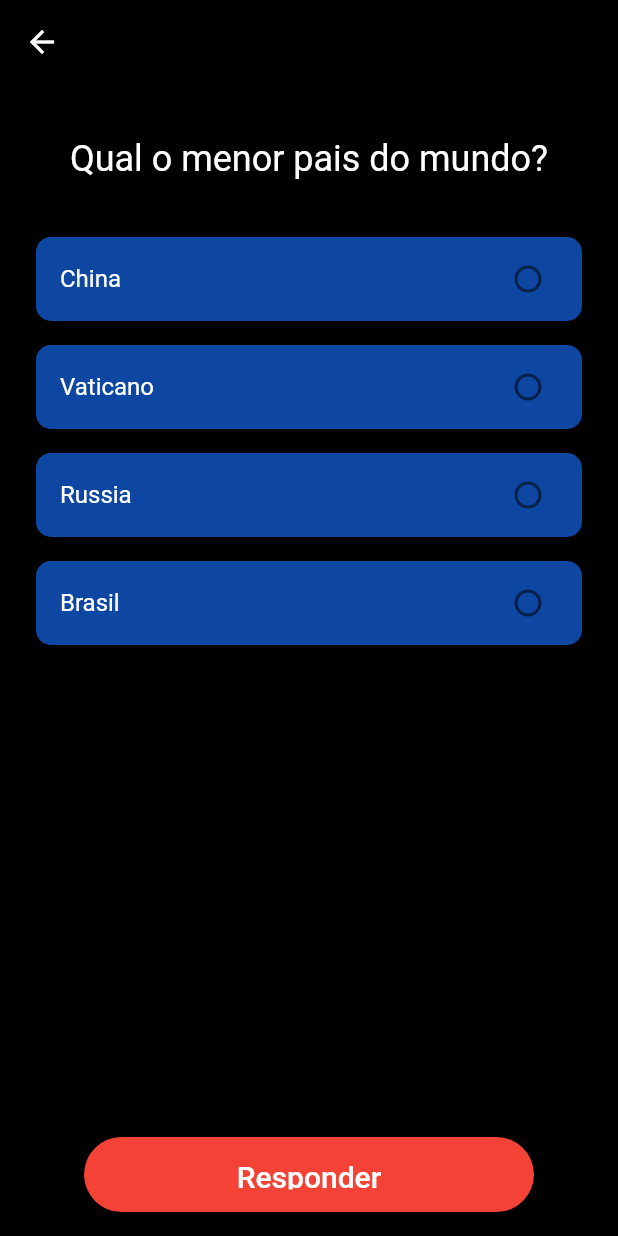
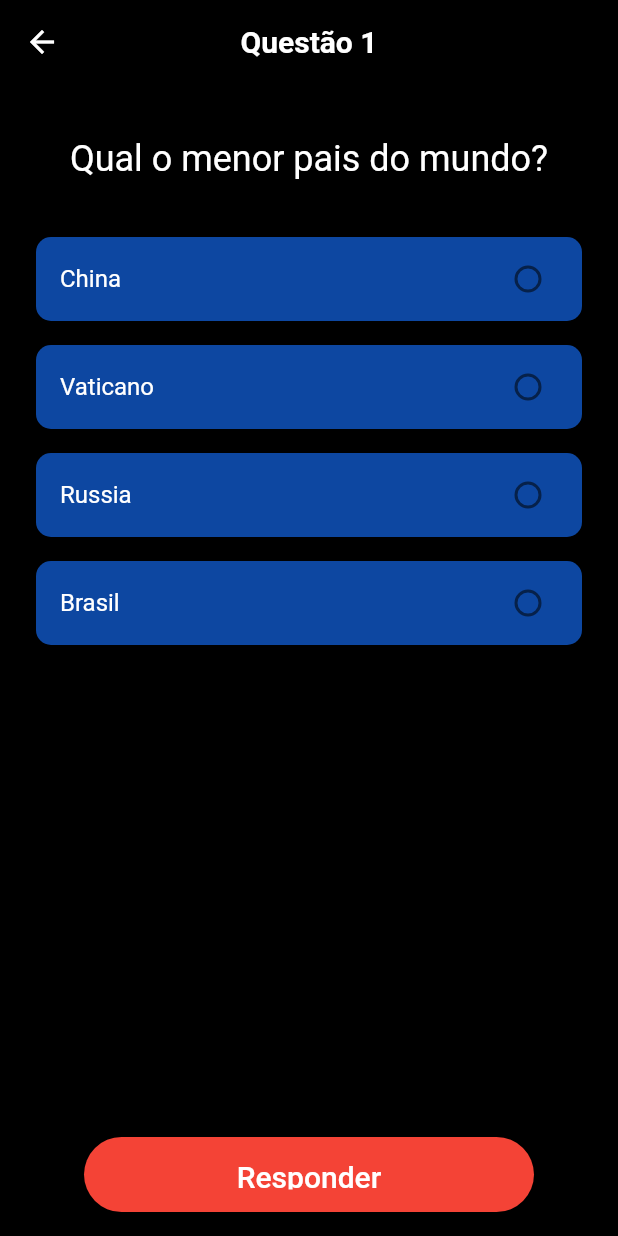
Before and after one commit to calebgp/jogodomilhao-app, a Flutter app: the screen it shows after launch, after a tap on "COMEÇAR", on a phone screen of 412 x 824 dp. Run offline on Flutter 3.47's test engine with Material 2 defaults, Android fonts, the phone set to English and light mode, and no system bars.

Commit message:
help page done

```diff
--- a/jogodomilhao/lib/screens/home.dart
+++ b/jogodomilhao/lib/screens/home.dart
@@ -1,4 +1,5 @@
 import 'package:flutter/material.dart';
+import 'package:jogodomilhao/screens/help.dart';
 import 'package:jogodomilhao/screens/question-page.dart';
 
 class HomePage extends StatelessWidget {
@@ -7,6 +8,20 @@ class HomePage extends StatelessWidget {
   @override
   Widget build(BuildContext context) {
     return Scaffold(
+      appBar: AppBar(
+        backgroundColor: Colors.transparent,
+        actions: [
+          IconButton(
+            icon: const Icon(Icons.help_outline),
+            onPressed: () {
+              Navigator.of(context).push(_createRoute(HelpPage()));
+            },
+          ),
+          const SizedBox(
+            width: 10,
+          )
+        ],
+      ),
       body: Center(
         child: Column(
           mainAxisAlignment: MainAxisAlignment.center,
@@ -19,18 +34,20 @@ class HomePage extends StatelessWidget {
               ),
             ),
             const SizedBox(height: 10),
-            const Text(
-              'JOGO DO CALEBÃO',
-              style: TextStyle(
-                fontSize: 48,
-                fontWeight: FontWeight.bold,
-                color: Colors.red,
+            const Center(
+              child: Text(
+                'JOGO DO CALEBÃO',
+                style: TextStyle(
+                  fontSize: 41,
+                  fontWeight: FontWeight.bold,
+                  color: Colors.red,
+                ),
               ),
             ),
             const SizedBox(height: 30),
             ElevatedButton(
               onPressed: () {
-                Navigator.of(context).push(_createRoute());
+                Navigator.of(context).push(_createRoute(QuestionPage()));
               },
               style: ElevatedButton.styleFrom(
                 backgroundColor: Colors.blue[900],
@@ -57,9 +74,9 @@ class HomePage extends StatelessWidget {
     );
   }
 
-  Route _createRoute() {
+  Route _createRoute(destination) {
     return PageRouteBuilder(
-      pageBuilder: (context, animation, secondaryAnimation) => QuestionPage(),
+      pageBuilder: (context, animation, secondaryAnimation) => destination,
       transitionsBuilder: (context, animation, secondaryAnimation, child) {
         var begin = const Offset(1.0, 0.0);
         var end = Offset.zero;
--- a/jogodomilhao/lib/screens/question-page.dart
+++ b/jogodomilhao/lib/screens/question-page.dart
@@ -14,20 +14,27 @@ class _QuestionPageState extends State<QuestionPage> {
   Widget build(BuildContext context) {
     return Scaffold(
       appBar: AppBar(
-        backgroundColor: Colors.black,
+        backgroundColor: Colors.transparent,
+        title: const Text(
+          "Questão 1",
+          style: TextStyle(
+            fontWeight: FontWeight.bold,
+          ),
+        ),
+        centerTitle: true,
       ),
       body: Padding(
-        padding: EdgeInsets.all(16.0),
+        padding: const EdgeInsets.all(16.0),
         child: Center(
           child: Column(
             mainAxisAlignment: MainAxisAlignment.center,
             children: [
-              SizedBox(height: 20.0),
+              const SizedBox(height: 20.0),
               Text(
                 question,
-                style: TextStyle(fontSize: 24.0, color: Colors.white),
+                style: const TextStyle(fontSize: 24.0, color: Colors.white),
               ),
-              SizedBox(height: 30.0),
+              const SizedBox(height: 30.0),
               Expanded(
                 child: ListView.builder(
                   itemCount: options.length,
@@ -36,8 +43,8 @@ class _QuestionPageState extends State<QuestionPage> {
                     return Padding(
                       padding: const EdgeInsets.all(8.0),
                       child: RadioListTile<String>(
-                        title:
-                            Text(option, style: TextStyle(color: Colors.white)),
+                        title: Text(option,
+                            style: const TextStyle(color: Colors.white)),
                         tileColor: Colors.blue[900],
                         shape: RoundedRectangleBorder(
                           borderRadius: BorderRadius.circular(10.0),
@@ -55,7 +62,7 @@ class _QuestionPageState extends State<QuestionPage> {
                   },
                 ),
               ),
-              Container(
+              SizedBox(
                 width: 300,
                 height: 50,
                 child: ElevatedButton(
@@ -74,13 +81,13 @@ class _QuestionPageState extends State<QuestionPage> {
                       context: context,
                       builder: (BuildContext context) {
                         return AlertDialog(
-                          title: Text(
+                          title: const Text(
                             "Confirmação da escolha",
                             style: TextStyle(color: Colors.white),
                           ),
                           content: Text(
                             "Você escolheu a opção $selectedOption. Deseja confirmar?",
-                            style: TextStyle(color: Colors.white),
+                            style: const TextStyle(color: Colors.white),
                           ),
                           backgroundColor: Colors.blue[900],
                           actions: <Widget>[
@@ -88,7 +95,7 @@ class _QuestionPageState extends State<QuestionPage> {
                               style: ElevatedButton.styleFrom(
                                 primary: Colors.red,
                               ),
-                              child: Text(
+                              child: const Text(
                                 "Cancelar",
                                 style: TextStyle(color: Colors.white),
                               ),
@@ -100,7 +107,7 @@ class _QuestionPageState extends State<QuestionPage> {
                               style: ElevatedButton.styleFrom(
                                 primary: Colors.green,
                               ),
-                              child: Text(
+                              child: const Text(
                                 "Confirmar",
                                 style: TextStyle(color: Colors.white),
                               ),
@@ -114,7 +121,7 @@ class _QuestionPageState extends State<QuestionPage> {
                       },
                     );
                   },
-                  child: Text(
+                  child: const Text(
                     'Responder',
                     style: TextStyle(
                       fontSize: 20,
```
Also changed, not shown: jogodomilhao/lib/models/question.dart (added, +13 -0 lines), jogodomilhao/lib/screens/help.dart (added, +63 -0 lines).
